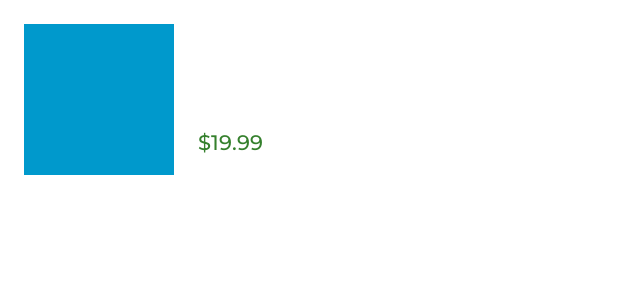
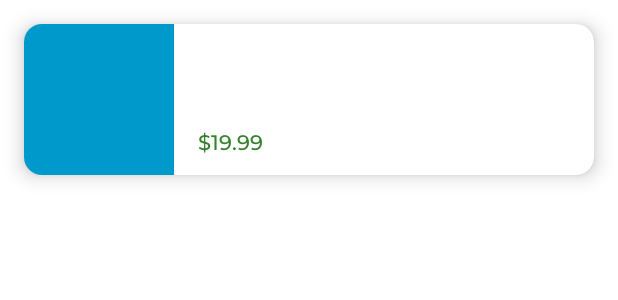
Before and after one commit to LuizSSampaio/orgs, an Android app: the layout product_item.xml on its own in the app's theme, with its tools: preview values and no code run, on a phone screen of 412 x 824 dp. Shown: the top 300 px of the screen. Run offline under Robolectric (Android 15) with nearby library versions, the phone set to English and light mode, and no system bars.

Commit message:
:rocket:style: Added round corners and shadow in the item card

```diff
--- a/app/src/main/res/layout/product_item.xml
+++ b/app/src/main/res/layout/product_item.xml
@@ -1,11 +1,17 @@
 <?xml version="1.0" encoding="utf-8"?>
-<androidx.constraintlayout.widget.ConstraintLayout xmlns:android="http://schemas.android.com/apk/res/android"
+<com.google.android.material.card.MaterialCardView xmlns:android="http://schemas.android.com/apk/res/android"
     xmlns:app="http://schemas.android.com/apk/res-auto"
     xmlns:tools="http://schemas.android.com/tools"
     android:layout_width="match_parent"
     android:layout_height="wrap_content"
     android:layout_marginHorizontal="16dp"
-    android:layout_marginTop="16dp">
+    android:layout_marginTop="16dp"
+    app:cardCornerRadius="12dp"
+    app:cardElevation="8dp">
+
+    <androidx.constraintlayout.widget.ConstraintLayout
+        android:layout_width="match_parent"
+        android:layout_height="wrap_content">
 
         <TextView
             android:id="@+id/itemName"
@@ -63,3 +69,4 @@
             tools:srcCompat="@tools:sample/backgrounds/scenic" />
 
     </androidx.constraintlayout.widget.ConstraintLayout>
+</com.google.android.material.card.MaterialCardView>
```
Lines whose indentation alone changed are shown as unchanged.
